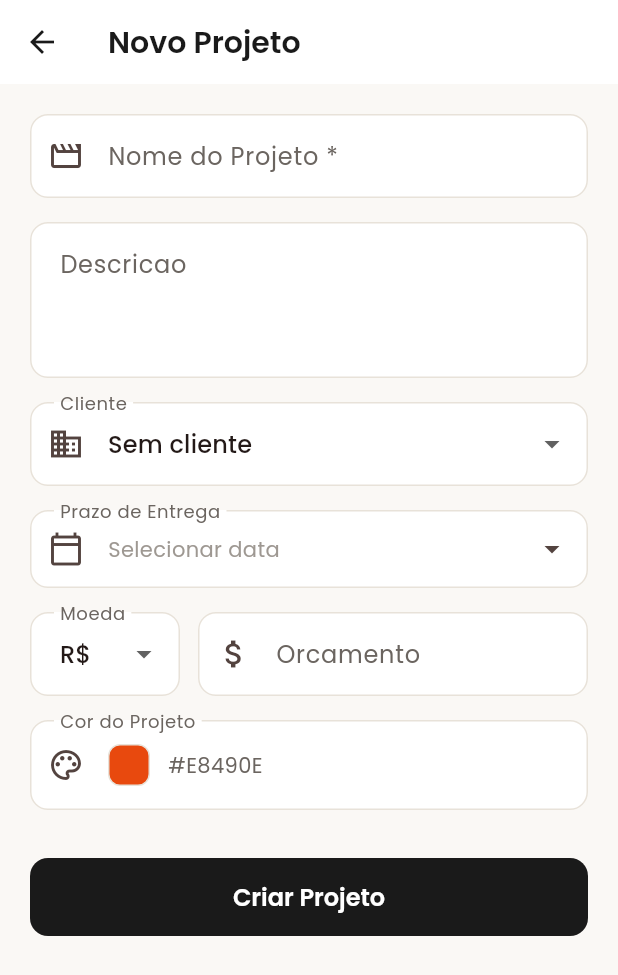
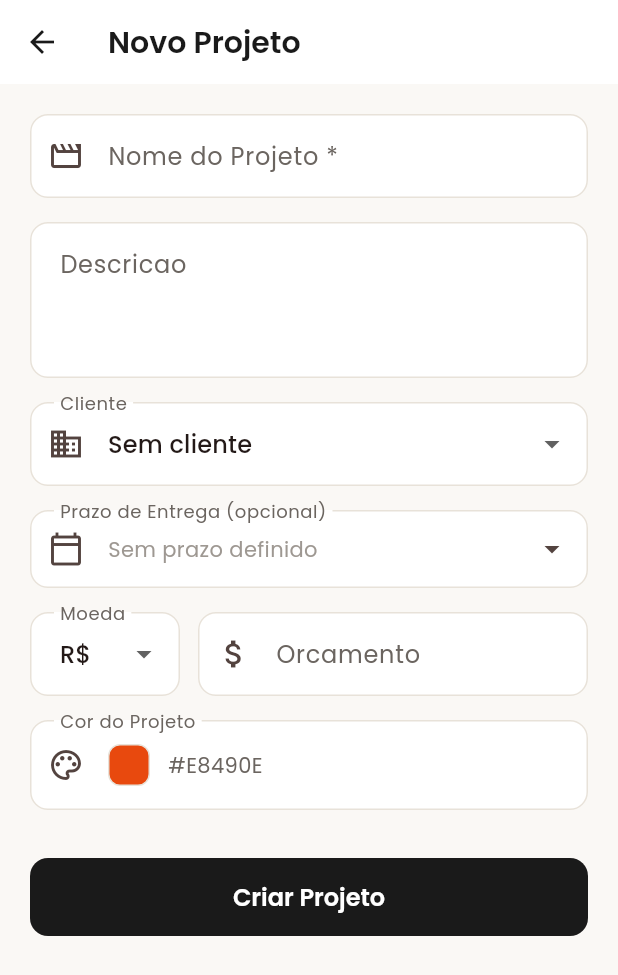
Before and after one commit to anirudhatalmale6-alt/projectflow-app, a Flutter app: the CreateProjectScreen screen opened by its route, on a phone screen of 412 x 824 dp. Shown: the top 975 px of the screen. Run offline on Flutter 3.47's test engine with Material 3 defaults, Android fonts, the phone set to English and light mode, and no system bars; our stand-ins replace chewie, file_picker, fl_chart, flutter_colorpicker, image_picker, shared_preferences and 2 more; missing offline and left inert: dart:html; accounts and stored records are empty; network calls fail.

Commit message:
Fix timer display, project creation, and mobile layout
- Timer shows HH:MM instead of HH:MM:SS, ticks every minute
- Reload task after hours update to get timer_started_at from server
- Deadline field marked as optional with clear button
- Project header title: reduced font size, max 2 lines with ellipsis
- Fix project creation: sync validStatuses with backend

Co-Authored-By: Claude Opus 4.6 <noreply@anthropic.com>

```diff
--- a/frontend/lib/screens/projects/create_project_screen.dart
+++ b/frontend/lib/screens/projects/create_project_screen.dart
@@ -245,19 +245,24 @@ class _CreateProjectScreenState extends State<CreateProjectScreen> {
                         setState(() => _status = value ?? 'active'),
                   ),
                 if (_isEditing) const SizedBox(height: 16),
-                // Deadline
+                // Deadline (optional)
                 InkWell(
                   onTap: _selectDeadline,
                   child: InputDecorator(
-                    decoration: const InputDecoration(
-                      labelText: 'Prazo de Entrega',
-                      prefixIcon: Icon(Icons.calendar_today_outlined),
-                      suffixIcon: Icon(Icons.arrow_drop_down),
+                    decoration: InputDecoration(
+                      labelText: 'Prazo de Entrega (opcional)',
+                      prefixIcon: const Icon(Icons.calendar_today_outlined),
+                      suffixIcon: _deadline != null
+                          ? IconButton(
+                              icon: const Icon(Icons.clear, size: 20),
+                              onPressed: () => setState(() => _deadline = null),
+                            )
+                          : const Icon(Icons.arrow_drop_down),
                     ),
                     child: Text(
                       _deadline != null
                           ? DateFormat('dd/MM/yyyy HH:mm').format(_deadline!)
-                          : 'Selecionar data',
+                          : 'Sem prazo definido',
                       style: TextStyle(
                         color: _deadline != null
                             ? AppTheme.textPrimary
--- a/frontend/lib/screens/projects/project_detail_screen.dart
+++ b/frontend/lib/screens/projects/project_detail_screen.dart
@@ -121,9 +121,12 @@ class _ProjectDetailScreenState extends State<ProjectDetailScreen>
                   project.name,
                   style: const TextStyle(
                     fontWeight: FontWeight.w600,
-                    fontSize: 18,
+                    fontSize: 14,
                   ),
+                  maxLines: 2,
+                  overflow: TextOverflow.ellipsis,
                 ),
+                titlePadding: const EdgeInsets.only(left: 48, bottom: 12, right: 16),
                 background: Container(
                   decoration: BoxDecoration(
                     gradient: LinearGradient(
--- a/frontend/lib/widgets/hours_tracker.dart
+++ b/frontend/lib/widgets/hours_tracker.dart
@@ -46,7 +46,7 @@ class _HoursTrackerState extends State<HoursTracker> {
   void _startTimerIfNeeded() {
     if (_isTimerRunning) {
       _updateElapsed();
-      _timer = Timer.periodic(const Duration(seconds: 1), (_) {
+      _timer = Timer.periodic(const Duration(minutes: 1), (_) {
         _updateElapsed();
       });
     } else {
@@ -72,8 +72,7 @@ class _HoursTrackerState extends State<HoursTracker> {
   String _formatDuration(Duration d) {
     final hours = d.inHours.toString().padLeft(2, '0');
     final minutes = (d.inMinutes % 60).toString().padLeft(2, '0');
-    final seconds = (d.inSeconds % 60).toString().padLeft(2, '0');
-    return '$hours:$minutes:$seconds';
+    return '$hours:$minutes';
   }
 
   @override
```
Also changed, not shown: frontend/lib/providers/task_provider.dart (+9 -0 lines).
